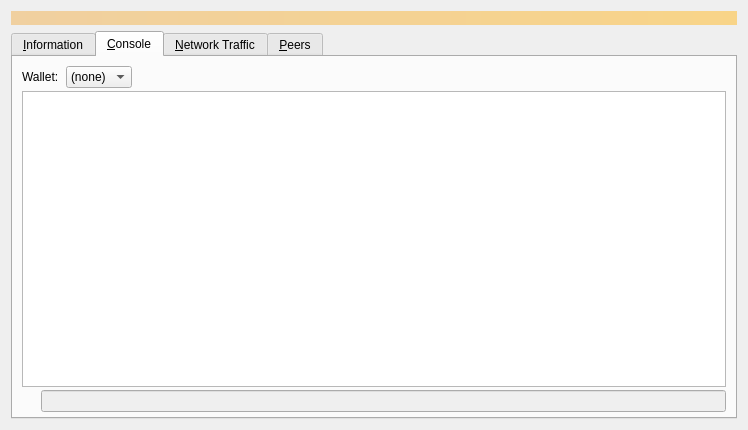
First picture: the form in src/qt/forms/debugwindow.ui, repository bitcoincore-dev/bitcoin-2001-863168-294116-d812cf1189, before the edit.
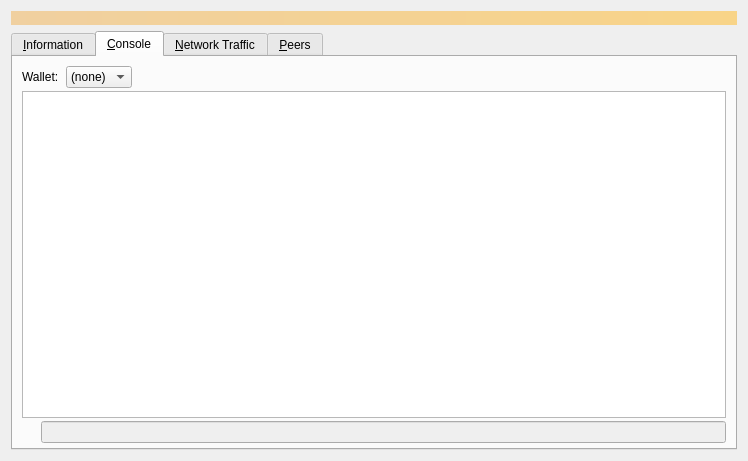
Second picture: the form after the edit. The open tabs and pages were chosen to show the change. Icons and pictures are not drawn. Custom widgets are drawn as their Qt base class.

Commit message:
refactor: Follow Qt Designer style
This is a result of just re-saving of the debugwindow.ui form.

Diff of the .ui file:
```diff
--- a/src/qt/forms/debugwindow.ui
+++ b/src/qt/forms/debugwindow.ui
@@ -6,8 +6,8 @@
    <rect>
     <x>0</x>
     <y>0</y>
-    <width>740</width>
-    <height>430</height>
+    <width>744</width>
+    <height>461</height>
    </rect>
   </property>
   <property name="windowTitle">
@@ -652,9 +652,6 @@
          </item>
          <item>
           <widget class="QLineEdit" name="lineEdit">
-           <property name="placeholderText">
-            <string/>
-           </property>
            <property name="enabled">
             <bool>false</bool>
            </property>
```
Left out of the diff: 5 changed lines with no effect on the pictures. Lines whose indentation alone changed are shown as unchanged.
